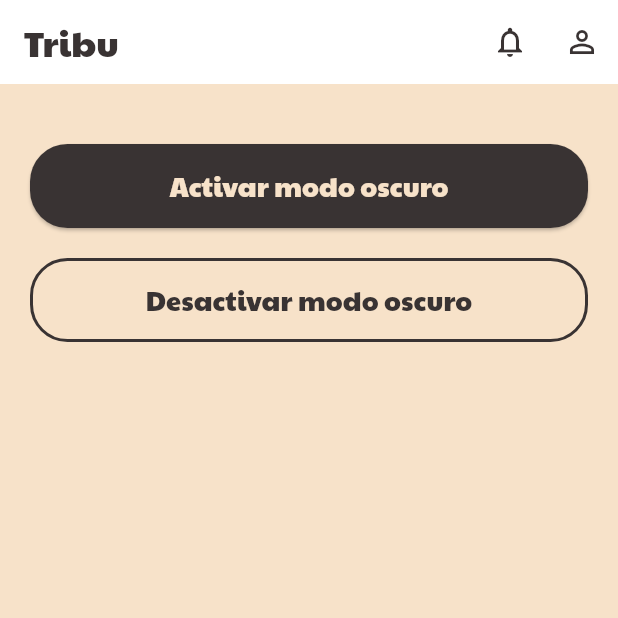
After one commit to Sovero1/TribuApp, a Flutter app: the VisualizacionPage screen opened by its route, after a tap on "Activar modo oscuro", on a phone screen of 412 x 824 dp, the top half of it. The commit adds this screen. Run offline on Flutter 3.47's test engine with Material 3 defaults, Android fonts, the light colour scheme and no system bars; our stand-ins replace get, shared_preferences; missing offline and left inert: dart:ffi; accounts and stored records are empty; project files that could hold a hidden picture were left out.

Commit message:
¨visualizacion¨

```diff
--- a/lib/main.dart
+++ b/lib/main.dart
@@ -11,6 +11,7 @@ import 'package:tribu_app/pages/postear/postear_page.dart';
 import 'package:tribu_app/pages/config/config_page.dart';
 import 'package:tribu_app/pages/change_password/change_password_page.dart';
 import 'package:tribu_app/configs/app_theme.dart'; // Importa tu archivo de temas
+import 'package:tribu_app/pages/visualizacion/visualizacion_page.dart';
 
 void main() {
   runApp(const MyApp());
@@ -39,6 +40,7 @@ class MyApp extends StatelessWidget {
         '/postear': (context) => PostearPage(),
         '/config': (context) => ConfigPage(),
         '/change': (context) => ChangePasswordPage(),
+        '/visualizacion': (context) => VisualizacionPage(),
       },
     );
   }
--- a/lib/pages/config/config_page.dart
+++ b/lib/pages/config/config_page.dart
@@ -48,7 +48,7 @@ class ConfigPage extends StatelessWidget {
               }),
               _buildConfigButton('Visualización', Icons.visibility, context,
                   () {
-                // Acción para Visualización
+                Navigator.of(context).pushNamed('/visualizacion');
               }),
               _buildConfigButton('Archivos', Icons.folder, context, () {
                 // Acción para Archivos
--- /dev/null
+++ b/lib/pages/visualizacion/visualizacion_controller.dart
@@ -0,0 +1,13 @@
+import 'package:get/get.dart';
+
+class VisualizacionController extends GetxController {
+// Variable que controla si el modo oscuro está activado o no.
+
+  var isDarkModeEnabled = false.obs;
+
+// Metodo para cambiar el estado del modo oscuro.
+
+  void toggleDarkMode(bool value) {
+    isDarkModeEnabled.value = value;
+  }
+}
--- /dev/null
+++ b/lib/pages/visualizacion/visualizacion_page.dart
@@ -0,0 +1,70 @@
+import 'package:flutter/material.dart';
+
+import 'package:get/get.dart';
+import 'visualizacion_controller.dart';
+
+import 'package:tribu_app/configs/colors.dart';
+
+import '../../components/Custom_Button.dart';
+
+class VisualizacionPage extends StatelessWidget {
+  final VisualizacionController controller = Get.put(VisualizacionController());
+
+  @override
+  Widget build(BuildContext context) {
+    return Scaffold(
+      appBar: AppBar(
+        backgroundColor: Colors.white,
+        elevation: 0,
+        automaticallyImplyLeading: false,
+        title: Text(
+          'Tribu',
+          style: TextStyle(
+            color: AppColors.primaryColor,
+            fontFamily: 'Titulo',
+            fontSize: 24,
+          ),
+        ),
+        actions: [
+          IconButton(
+            icon: Icon(Icons.notifications_none, color: AppColors.primaryColor),
+            onPressed: () {
+              // Acción de notificaciones
+            },
+          ),
+          IconButton(
+            icon: Icon(Icons.person_outline, color: AppColors.primaryColor),
+            onPressed: () {
+              Navigator.of(context).pushNamed('/perfil');
+            },
+          ),
+        ],
+      ),
+      body: Padding(
+        padding: EdgeInsets.all(20),
+        child: Column(
+          crossAxisAlignment: CrossAxisAlignment.stretch,
+          children: [
+            SizedBox(height: 20),
+            CustomButton(
+              title: 'Activar modo oscuro',
+              onPressed: () {
+                controller.toggleDarkMode(true);
+              },
+              isOutlined: controller.isDarkModeEnabled.value,
+            ),
+            SizedBox(height: 20),
+            CustomButton(
+              title: 'Desactivar modo oscuro',
+              onPressed: () {
+                controller.toggleDarkMode(false);
+              },
+              isOutlined: !controller.isDarkModeEnabled.value,
+            ),
+          ],
+        ),
+      ),
+      backgroundColor: AppColors.secondaryColor,
+    );
+  }
+}
```
